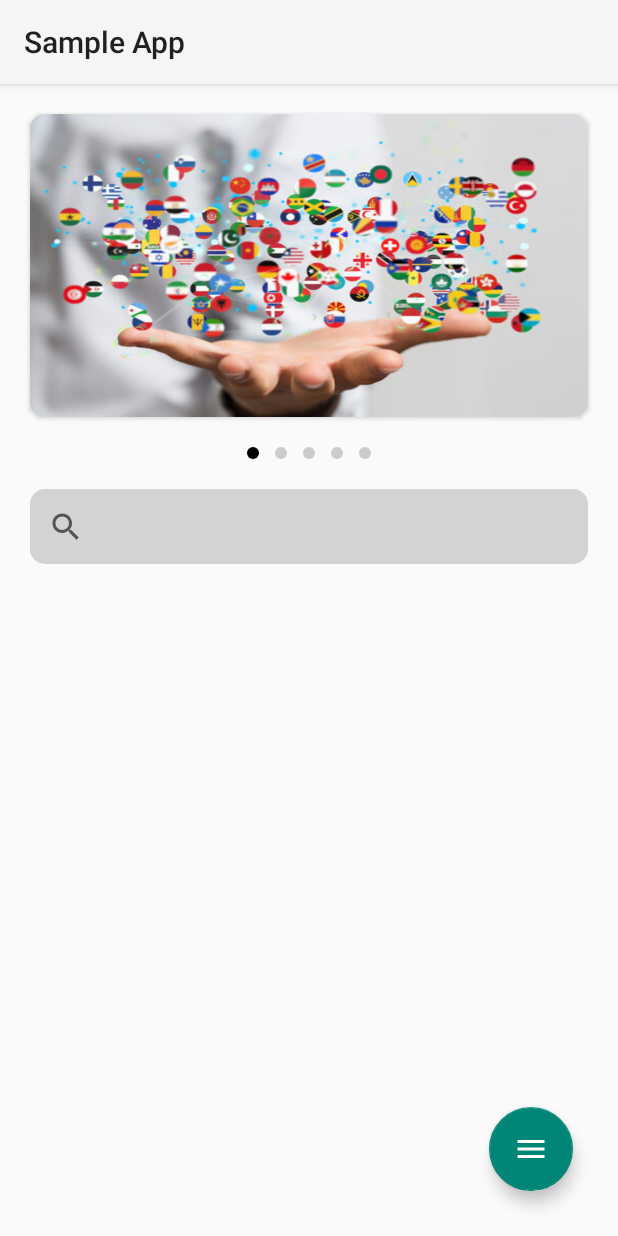
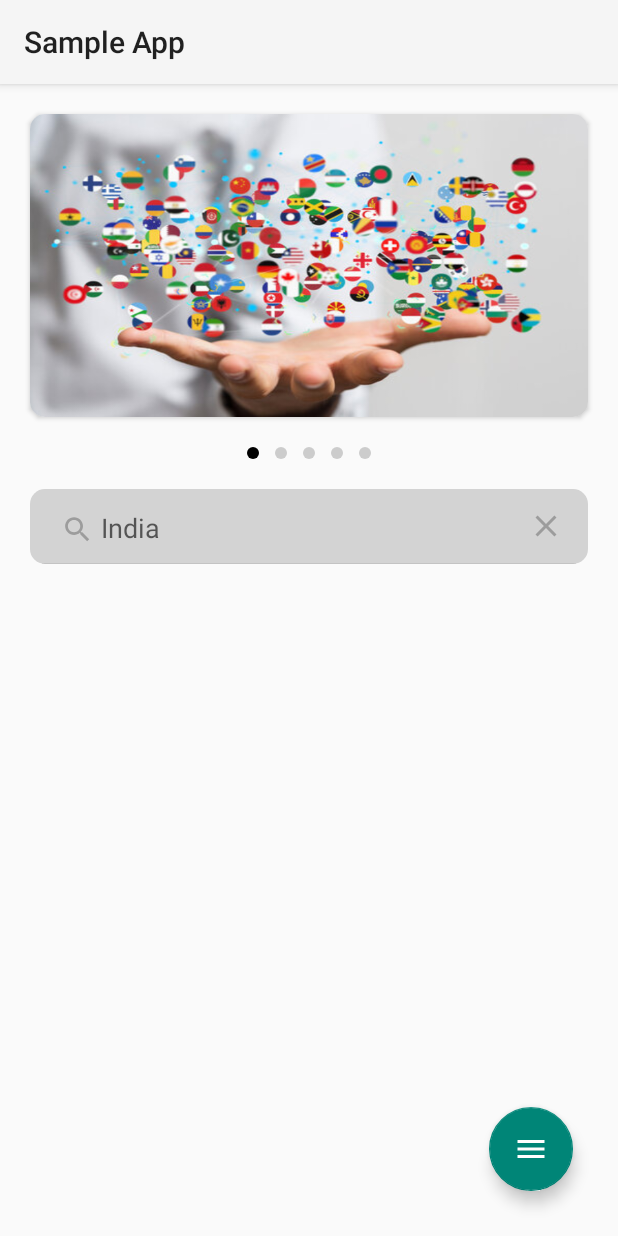
Before and after one commit to ArifKhanexe/CountrySearchApp, an Android app: the screen it shows after launch (MainActivity), after a tap on "Statistics", on a phone screen of 412 x 824 dp. Run offline under Robolectric (Android 15) with nearby library versions, the phone set to English and light mode, and no system bars; 3 other taps on this screen came first.

Commit message:
SearchView Improvement

```diff
--- a/app/src/main/java/com/example/sampleapp/MainActivity.kt
+++ b/app/src/main/java/com/example/sampleapp/MainActivity.kt
@@ -79,6 +79,12 @@ class MainActivity : AppCompatActivity() {
 
         // Set up SearchView to filter ListView
         searchView.setQueryHint("India");
+
+        // Handle SearchView click directly to trigger search
+        searchView.setOnClickListener {
+            searchView.setIconified(false)  // Expand the search view immediately when clicked
+        }
+
         searchView.setOnQueryTextListener(object : SearchView.OnQueryTextListener {
             override fun onQueryTextSubmit(query: String?): Boolean {
                 return false
```
